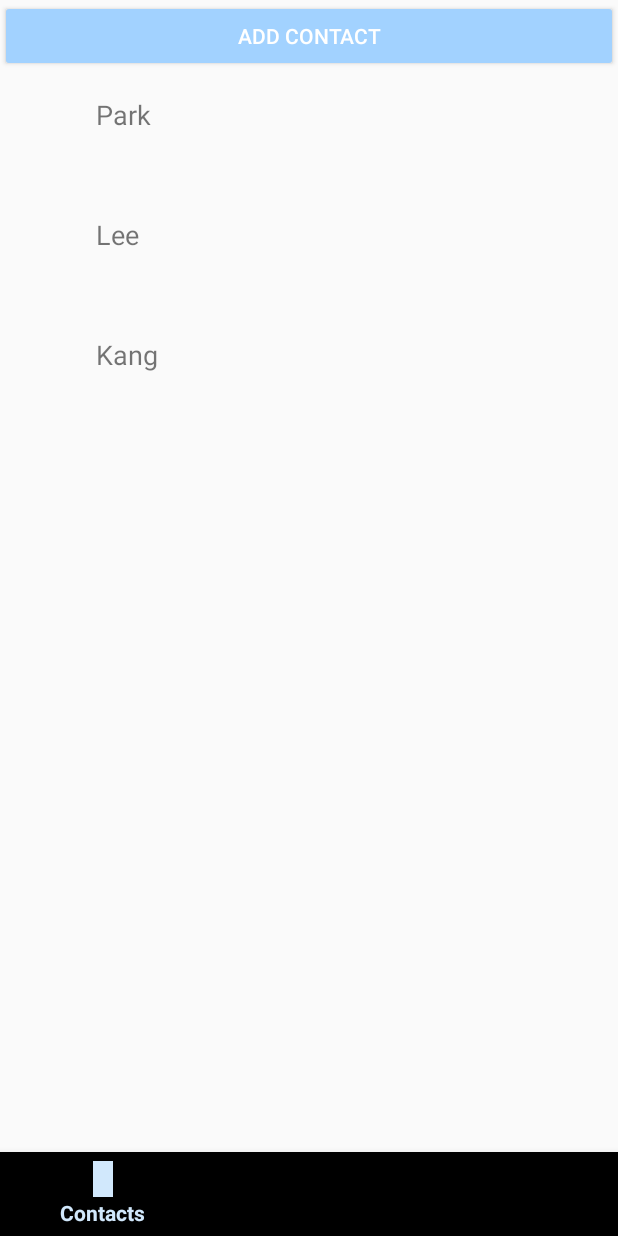
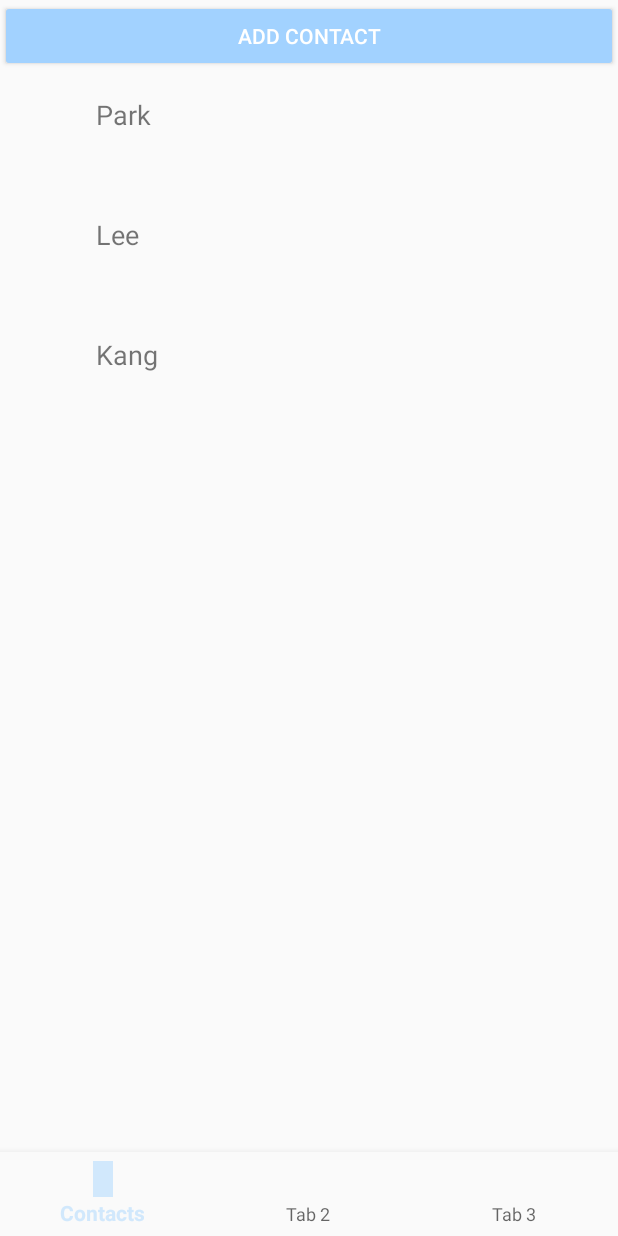
Before and after one commit to minjae4650/bookApp, an Android app built with Jetpack Compose: the screen it shows after launch (MainActivity), on a phone screen of 412 x 824 dp. Run offline under Robolectric (Android 15) with nearby library versions, the phone set to English and light mode, and no system bars.

```diff
--- a/app/src/main/java/com/example/bookapp/MainActivity.kt
+++ b/app/src/main/java/com/example/bookapp/MainActivity.kt
@@ -33,6 +33,10 @@ class MainActivity : AppCompatActivity() {
                 else -> false
             }
         }
+        // 기본 화면 (연락처 목록)
+        if (savedInstanceState == null) {
+            loadFragment(ContactListFragment()) // 기본으로 첫 번째 프래그먼트 로드
+        }
     }
 
     private fun loadFragment(fragment: Fragment): Boolean {
--- a/app/src/main/res/layout/activity_main.xml
+++ b/app/src/main/res/layout/activity_main.xml
@@ -17,5 +17,6 @@
         android:id="@+id/bottom_navigation"
         android:layout_width="match_parent"
         android:layout_height="wrap_content"
+        android:background="?android:attr/windowBackground"
         app:menu="@menu/bottom_navigation_menu" />
 </LinearLayout>
--- a/app/src/main/res/layout/fragment_contact_list.xml
+++ b/app/src/main/res/layout/fragment_contact_list.xml
@@ -1,7 +1,7 @@
-<LinearLayout
-    xmlns:android="http://schemas.android.com/apk/res/android"
+<LinearLayout xmlns:android="http://schemas.android.com/apk/res/android"
     android:layout_width="match_parent"
     android:layout_height="match_parent"
+    xmlns:tools="http://schemas.android.com/tools"
     android:orientation="vertical">
 
     <!-- 연락처 추가 버튼 -->
@@ -13,9 +13,11 @@
         android:textColor="@android:color/white"
         android:text="Add Contact" />
 
+    <!-- 연락처 목록 -->
     <androidx.recyclerview.widget.RecyclerView
         android:id="@+id/recyclerView"
         android:layout_width="match_parent"
-        android:layout_height="match_parent" />
+        android:layout_height="match_parent"
+        tools:listitem="@layout/item_contact" />
 
 </LinearLayout>
```
